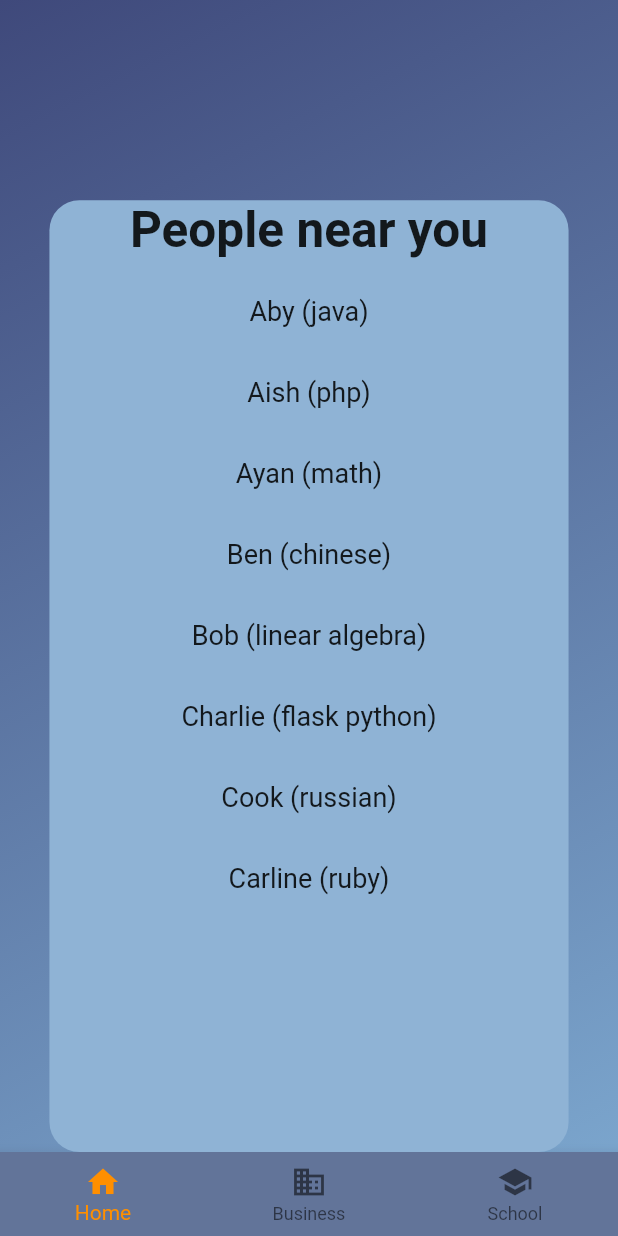
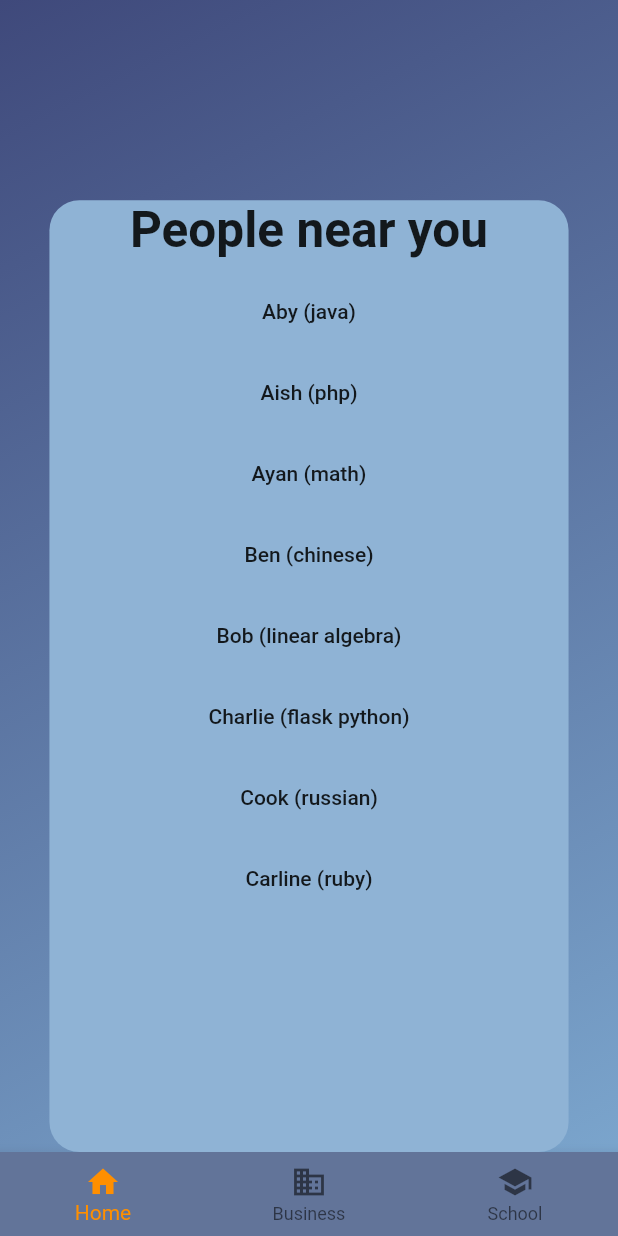
Before and after one commit to kyych/multi_learn, a Flutter app: the screen it shows after launch, on a phone screen of 412 x 824 dp. Run offline on Flutter 3.47's test engine with Material 2 defaults, Android fonts, the phone set to English and light mode, and no system bars; our stand-ins replace hexcolor.

Commit message:
Every person in personNearYouList shows up as button.

```diff
--- a/lib/widgets/peoplenearyou.dart
+++ b/lib/widgets/peoplenearyou.dart
@@ -1,8 +1,9 @@
 import 'package:flutter/cupertino.dart';
 import 'package:flutter/material.dart';
 import 'package:hexcolor/hexcolor.dart';
+import 'package:multi_learn/widgets/personWidget.dart';
 
-class PeopleNearYou extends StatefulWidget{
+class PeopleNearYou extends StatefulWidget {
   @override
   _PeopleNearYou createState() => _PeopleNearYou();
 }
@@ -18,27 +19,28 @@ class _PeopleNearYou extends State<PeopleNearYou> {
     'Cook',
     'Carline'
   ];
-   List<String> wantsToLearn = <String>['java','php','math','chinese','linear algebra', 'flask python','russian','ruby'];
-
+  List<String> wantsToLearn = <String>[
+    'java',
+    'php',
+    'math',
+    'chinese',
+    'linear algebra',
+    'flask python',
+    'russian',
+    'ruby'
+  ];
 
   @override
   Widget build(BuildContext context) {
     return Container(
         decoration: BoxDecoration(
             color: HexColor("#8FB3D5"),
-            borderRadius: BorderRadius.all(Radius.circular(20))
-        ),
-        height: (MediaQuery
-            .of(context)
-            .size
-            .height) * 0.77,
-        width: (MediaQuery
-            .of(context)
-            .size
-            .width) * 0.84,
-        child: Column(
-            children: <Widget>[
-              Text('People near you',
+            borderRadius: BorderRadius.all(Radius.circular(20))),
+        height: (MediaQuery.of(context).size.height) * 0.77,
+        width: (MediaQuery.of(context).size.width) * 0.84,
+        child: Column(children: <Widget>[
+          Text(
+            'People near you',
             style: TextStyle(
               fontWeight: FontWeight.bold,
               fontSize: 33,
@@ -56,17 +58,13 @@ class _PeopleNearYou extends State<PeopleNearYou> {
                       /*color: msgCount[index] >= 10 ? Colors.blue[400] :
                         msgCount[index] > 3 ? Colors.blue[100] : Colors.grey,*/
                       child: Center(
-                            child: Text('${names[index]} (${wantsToLearn[index]})',
-                              style: TextStyle(fontSize: 18),
+                        child: PersonWidget(
+                            '${names[index]} (${wantsToLearn[index]})'), /*Text('${names[index]} (${wantsToLearn[index]})',
+                              style: TextStyle(fontSize: 18),*/
+                      ));
+                }),
           )
-                        ),
-                      );
-                    }
-                ),
-              )
-            ]
-        )
-    );
+        ]));
   }
 
 // color: HexColor("#8FB3D5"),
--- a/lib/widgets/personWidget.dart
+++ b/lib/widgets/personWidget.dart
@@ -1,10 +1,16 @@
 import 'package:flutter/cupertino.dart';
+import 'package:flutter/material.dart';
 
-class PersonWidget extends StatelessWidget{
+class PersonWidget extends StatelessWidget {
+  String name, wantsToLearn;
+  String message;
+
   @override
   Widget build(BuildContext context) {
-    // TODO: implement build
-    throw UnimplementedError();
+    return FlatButton(onPressed: _personPressed, child: Text('${message}'));
   }
 
+  PersonWidget(this.message) {}
+
+  void _personPressed() {}
 }
```
Lines whose indentation alone changed are shown as unchanged.
